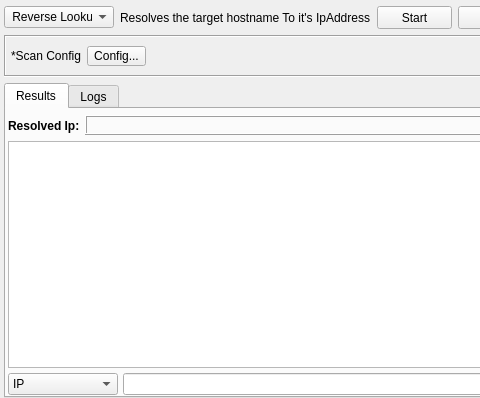
Above: gui/src/engines/Ip.ui from 3nock/OTE before the change; both pictures show x 0 to 480 and y 0 to 398 of the 743 by 398 pixel window. Below: the same form after it.
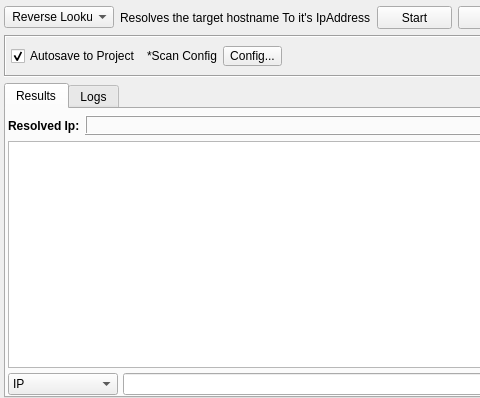
That is the form after the change. Custom widgets are drawn as their Qt base class.

Diff of the .ui file:
```diff
--- a/gui/src/engines/Ip.ui
+++ b/gui/src/engines/Ip.ui
@@ -184,6 +184,16 @@
       <property name="rightMargin">
        <number>9</number>
       </property>
+      <item>
+       <widget class="QCheckBox" name="checkBox">
+        <property name="text">
+         <string>Autosave to Project</string>
+        </property>
+        <property name="checked">
+         <bool>true</bool>
+        </property>
+       </widget>
+      </item>
       <item>
        <widget class="QLabel" name="label">
         <property name="text">
```
